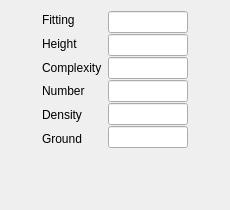
Qt form code/City3D/dlg/weight_panel_manual.ui (tudelft3d/City3D) before a commit.
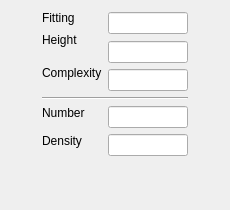
The same form after that commit.

The edit to the form file:
```diff
--- a/code/City3D/dlg/weight_panel_manual.ui
+++ b/code/City3D/dlg/weight_panel_manual.ui
@@ -25,144 +25,141 @@
   <property name="windowTitle">
    <string>Weight Panel</string>
   </property>
-  <layout class="QGridLayout" name="gridLayout">
+  <layout class="QGridLayout" name="gridLayout_3">
    <item row="0" column="0">
-    <layout class="QHBoxLayout" name="horizontalLayout_4">
+    <spacer name="horizontalSpacer_3">
+     <property name="orientation">
+      <enum>Qt::Horizontal</enum>
+     </property>
+     <property name="sizeHint" stdset="0">
+      <size>
+       <width>22</width>
+       <height>20</height>
+      </size>
+     </property>
+    </spacer>
+   </item>
+   <item row="0" column="1">
+    <layout class="QVBoxLayout" name="verticalLayout">
      <item>
-      <spacer name="horizontalSpacer_3">
-       <property name="orientation">
-        <enum>Qt::Horizontal</enum>
-       </property>
-       <property name="sizeHint" stdset="0">
-        <size>
-         <width>10</width>
-         <height>20</height>
-        </size>
-       </property>
-      </spacer>
-     </item>
-     <item>
-      <layout class="QVBoxLayout" name="verticalLayout_3">
-       <item>
+      <layout class="QGridLayout" name="gridLayout_2">
+       <item row="0" column="0">
         <widget class="QLabel" name="label_4">
          <property name="text">
           <string>Fitting</string>
          </property>
         </widget>
        </item>
-       <item>
+       <item row="0" column="1" rowspan="2">
+        <widget class="QLineEdit" name="lineEditFitting">
+         <property name="minimumSize">
+          <size>
+           <width>80</width>
+           <height>0</height>
+          </size>
+         </property>
+         <property name="maximumSize">
+          <size>
+           <width>80</width>
+           <height>16777215</height>
+          </size>
+         </property>
+         <property name="alignment">
+          <set>Qt::AlignCenter</set>
+         </property>
+        </widget>
+       </item>
+       <item row="1" column="0" rowspan="2">
         <widget class="QLabel" name="label_5">
          <property name="text">
           <string>Height</string>
          </property>
         </widget>
        </item>
-       <item>
+       <item row="2" column="1" rowspan="2">
+        <widget class="QLineEdit" name="lineEditHeight">
+         <property name="minimumSize">
+          <size>
+           <width>0</width>
+           <height>0</height>
+          </size>
+         </property>
+         <property name="maximumSize">
+          <size>
+           <width>80</width>
+           <height>16777215</height>
+          </size>
+         </property>
+         <property name="alignment">
+          <set>Qt::AlignCenter</set>
+         </property>
+        </widget>
+       </item>
+       <item row="3" column="0" rowspan="2">
         <widget class="QLabel" name="label_6">
          <property name="text">
           <string>Complexity</string>
          </property>
         </widget>
        </item>
-       <item>
+       <item row="4" column="1">
+        <widget class="QLineEdit" name="lineEditComplexity">
+         <property name="minimumSize">
+          <size>
+           <width>0</width>
+           <height>0</height>
+          </size>
+         </property>
+         <property name="maximumSize">
+          <size>
+           <width>80</width>
+           <height>16777215</height>
+          </size>
+         </property>
+         <property name="alignment">
+          <set>Qt::AlignCenter</set>
+         </property>
+        </widget>
+       </item>
+      </layout>
+     </item>
+     <item>
+      <widget class="Line" name="line">
+       <property name="orientation">
+        <enum>Qt::Horizontal</enum>
+       </property>
+      </widget>
+     </item>
+     <item>
+      <layout class="QGridLayout" name="gridLayout">
+       <item row="0" column="0">
         <widget class="QLabel" name="label_7">
          <property name="text">
           <string>Number</string>
          </property>
         </widget>
        </item>
-       <item>
+       <item row="0" column="1" rowspan="2">
+        <widget class="QLineEdit" name="lineEditNumber">
+         <property name="maximumSize">
+          <size>
+           <width>80</width>
+           <height>16777215</height>
+          </size>
+         </property>
+         <property name="alignment">
+          <set>Qt::AlignCenter</set>
+         </property>
+        </widget>
+       </item>
+       <item row="1" column="0" rowspan="2">
         <widget class="QLabel" name="label_3">
          <property name="text">
           <string>Density</string>
          </property>
         </widget>
        </item>
-       <item>
-        <widget class="QLabel" name="label">
-         <property name="text">
-          <string>Ground</string>
-         </property>
-        </widget>
-       </item>
-      </layout>
-     </item>
-     <item>
-      <layout class="QVBoxLayout" name="verticalLayout_4">
-       <property name="spacing">
-        <number>1</number>
-       </property>
-       <item>
-        <widget class="QLineEdit" name="lineEditFitting">
-         <property name="minimumSize">
-          <size>
-           <width>80</width>
-           <height>0</height>
-          </size>
-         </property>
-         <property name="maximumSize">
-          <size>
-           <width>80</width>
-           <height>16777215</height>
-          </size>
-         </property>
-         <property name="alignment">
-          <set>Qt::AlignCenter</set>
-         </property>
-        </widget>
-       </item>
-       <item>
-        <widget class="QLineEdit" name="lineEditHeight">
-         <property name="minimumSize">
-          <size>
-           <width>0</width>
-           <height>0</height>
-          </size>
-         </property>
-         <property name="maximumSize">
-          <size>
-           <width>80</width>
-           <height>16777215</height>
-          </size>
-         </property>
-         <property name="alignment">
-          <set>Qt::AlignCenter</set>
-         </property>
-        </widget>
-       </item>
-       <item>
-        <widget class="QLineEdit" name="lineEditComplexity">
-         <property name="minimumSize">
-          <size>
-           <width>0</width>
-           <height>0</height>
-          </size>
-         </property>
-         <property name="maximumSize">
-          <size>
-           <width>80</width>
-           <height>16777215</height>
-          </size>
-         </property>
-         <property name="alignment">
-          <set>Qt::AlignCenter</set>
-         </property>
-        </widget>
-       </item>
-       <item>
-        <widget class="QLineEdit" name="lineEditNumber">
-         <property name="maximumSize">
-          <size>
-           <width>80</width>
-           <height>16777215</height>
-          </size>
-         </property>
-         <property name="alignment">
-          <set>Qt::AlignCenter</set>
-         </property>
-        </widget>
-       </item>
-       <item>
+       <item row="2" column="1">
         <widget class="QLineEdit" name="lineEditDensity">
          <property name="maximumSize">
           <size>
@@ -175,37 +172,24 @@
          </property>
         </widget>
        </item>
-       <item>
-        <widget class="QLineEdit" name="lineEditGround">
-         <property name="maximumSize">
-          <size>
-           <width>80</width>
-           <height>16777215</height>
-          </size>
-         </property>
-         <property name="alignment">
-          <set>Qt::AlignCenter</set>
-         </property>
-        </widget>
-       </item>
       </layout>
      </item>
-     <item>
-      <spacer name="horizontalSpacer_4">
-       <property name="orientation">
-        <enum>Qt::Horizontal</enum>
-       </property>
-       <property name="sizeHint" stdset="0">
-        <size>
-         <width>10</width>
-         <height>20</height>
-        </size>
-       </property>
-      </spacer>
-     </item>
     </layout>
    </item>
-   <item row="1" column="0">
+   <item row="0" column="2">
+    <spacer name="horizontalSpacer_4">
+     <property name="orientation">
+      <enum>Qt::Horizontal</enum>
+     </property>
+     <property name="sizeHint" stdset="0">
+      <size>
+       <width>21</width>
+       <height>20</height>
+      </size>
+     </property>
+    </spacer>
+   </item>
+   <item row="1" column="1">
     <spacer name="verticalSpacer">
      <property name="orientation">
       <enum>Qt::Vertical</enum>
```
